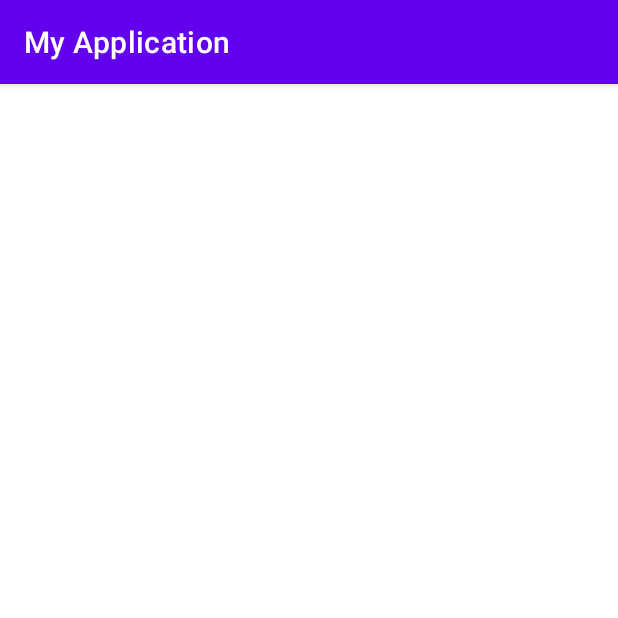
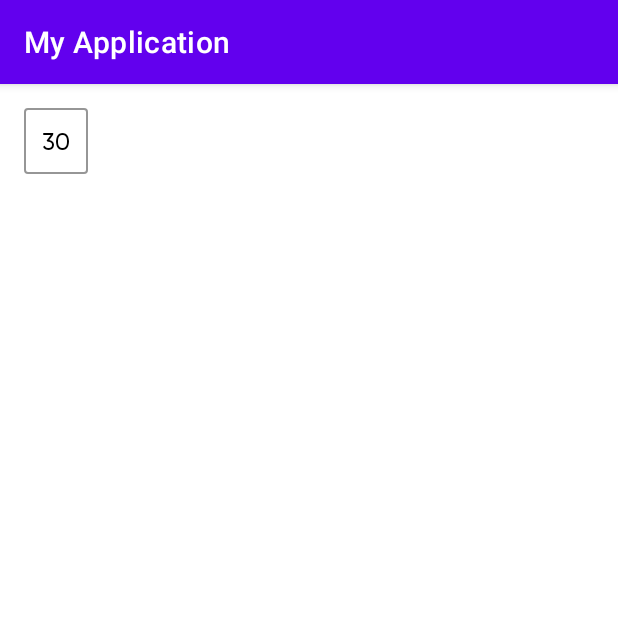
Before and after one commit to rajatsangrame/DemoCompoundView, an Android app: the screen it shows after launch (MainActivity), after a tap on "GO", on a phone screen of 412 x 824 dp, the top half of it. Run offline under Robolectric (Android 15) with nearby library versions, the phone set to English and light mode, and no system bars.

Commit message:
POC updated

```diff
--- a/app/src/main/java/com/example/myapplication/SecondFragment.kt
+++ b/app/src/main/java/com/example/myapplication/SecondFragment.kt
@@ -1,6 +1,18 @@
 package com.example.myapplication
 
+import android.os.Bundle
+import android.view.LayoutInflater
+import android.view.View
+import android.view.ViewGroup
 import androidx.fragment.app.Fragment
 
 class SecondFragment : Fragment() {
+
+  override fun onCreateView(
+    inflater: LayoutInflater,
+    container: ViewGroup?,
+    savedInstanceState: Bundle?
+  ): View? {
+    return inflater.inflate(R.layout.fragment_second, container, false)
+  }
 }
--- /dev/null
+++ b/app/src/main/res/layout/fragment_second.xml
@@ -0,0 +1,20 @@
+<?xml version="1.0" encoding="utf-8"?>
+<androidx.constraintlayout.widget.ConstraintLayout xmlns:android="http://schemas.android.com/apk/res/android"
+    xmlns:app="http://schemas.android.com/apk/res-auto"
+    xmlns:tools="http://schemas.android.com/tools"
+    android:layout_width="match_parent"
+    android:layout_height="match_parent"
+    tools:context=".MainActivity"
+    >
+
+  <com.example.myapplication.RPKSelectButton
+      android:id="@+id/btn"
+      android:layout_width="wrap_content"
+      android:layout_height="wrap_content"
+      android:layout_margin="16dp"
+      app:layout_constraintStart_toStartOf="parent"
+      app:layout_constraintTop_toTopOf="parent"
+      app:labelText="30"
+      />
+
+</androidx.constraintlayout.widget.ConstraintLayout>
```
